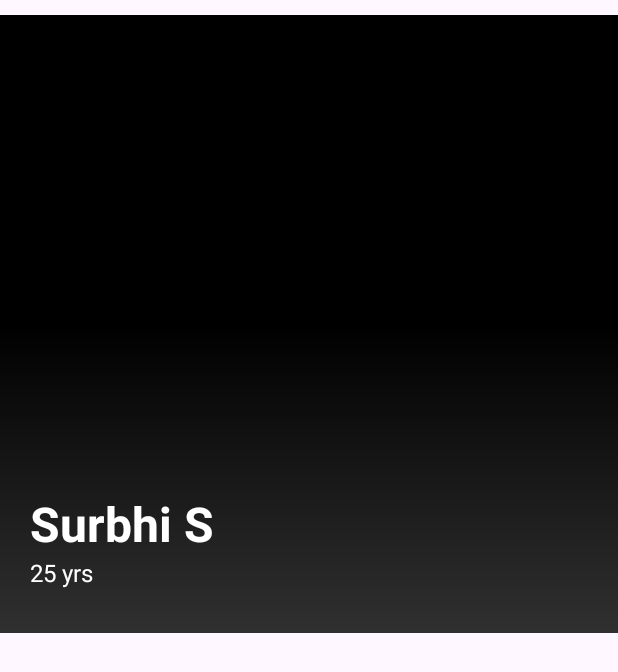
After one commit to SahilJain8872/Matrimonial-App, an Android app: the layout layout_user.xml on its own in the app's theme, with its tools: preview values and no code run, on a phone screen of 412 x 824 dp. The commit adds this screen. Shown: the top 672 px of the screen. Run offline under Robolectric (Android 15) with nearby library versions, the phone set to English and light mode, and no system bars.

Commit message:
added splash, main UI and reflected data to UI

```diff
--- a/app/build.gradle.kts
+++ b/app/build.gradle.kts
@@ -25,6 +25,9 @@ android {
                 getDefaultProguardFile("proguard-android-optimize.txt"),
                 "proguard-rules.pro"
             )
+        }
+        debug {
+            isMinifyEnabled = false
         }
     }
     compileOptions {
@@ -71,6 +74,7 @@ dependencies {
     implementation ("androidx.lifecycle:lifecycle-livedata:2.4.0")
     implementation ("androidx.lifecycle:lifecycle-runtime:2.4.0")
 
-
+    implementation ("com.github.bumptech.glide:glide:4.11.0")
+    annotationProcessor ("com.github.bumptech.glide:compiler:4.11.0")
 
 }
--- /dev/null
+++ b/app/src/main/res/drawable/curve_background.xml
@@ -0,0 +1,5 @@
+<?xml version="1.0" encoding="UTF-8"?>
+<shape xmlns:android="http://schemas.android.com/apk/res/android">
+    <stroke android:width="1dp" android:color="#B1BCBE" />
+    <corners android:radius="10dp"/>
+</shape>
--- /dev/null
+++ b/app/src/main/res/drawable/user_card_gradient.xml
@@ -0,0 +1,15 @@
+<?xml version="1.0" encoding="utf-8"?>
+<selector xmlns:android="http://schemas.android.com/apk/res/android">
+    <item>
+        <shape
+            android:shape="rectangle">
+            <gradient
+                android:type="linear"
+                android:angle="270"
+                android:startColor="#00000000"
+                android:centerColor="#00000000"
+                android:endColor="#303030">
+            </gradient>
+        </shape>
+    </item>
+</selector>
--- /dev/null
+++ b/app/src/main/res/layout/layout_user.xml
@@ -0,0 +1,71 @@
+<?xml version="1.0" encoding="utf-8"?>
+<androidx.constraintlayout.widget.ConstraintLayout xmlns:android="http://schemas.android.com/apk/res/android"
+    xmlns:tools="http://schemas.android.com/tools"
+    android:layout_width="match_parent"
+    android:layout_height="wrap_content"
+    android:layout_marginTop="10dp"
+    android:background="@drawable/curve_background"
+    xmlns:app="http://schemas.android.com/apk/res-auto">
+
+    <ImageView
+        android:id="@+id/ivUserImage"
+        android:layout_width="match_parent"
+        android:layout_height="wrap_content"
+        android:src="@color/black"
+        android:adjustViewBounds="true"
+        app:layout_constraintTop_toTopOf="parent"
+        app:layout_constraintStart_toStartOf="parent"
+        app:layout_constraintEnd_toEndOf="parent"
+        app:layout_constraintBottom_toBottomOf="parent"
+        />
+
+    <View
+        android:layout_width="0dp"
+        android:layout_height="0dp"
+        android:background="@drawable/user_card_gradient"
+        app:layout_constraintEnd_toEndOf="@id/ivUserImage"
+        app:layout_constraintStart_toStartOf="@id/ivUserImage"
+        app:layout_constraintBottom_toBottomOf="@id/ivUserImage"
+        app:layout_constraintTop_toTopOf="@id/ivUserImage"
+        />
+
+    <androidx.constraintlayout.widget.ConstraintLayout
+        android:id="@+id/layoutUserInfo"
+        android:layout_marginStart="20dp"
+        android:layout_marginBottom="30dp"
+        app:layout_constraintStart_toStartOf="parent"
+        app:layout_constraintBottom_toBottomOf="parent"
+        android:layout_width="match_parent"
+        android:layout_height="wrap_content">
+
+
+        <TextView
+            android:id="@+id/tvUsername"
+            android:layout_width="wrap_content"
+            android:layout_height="wrap_content"
+            tools:text="Surbhi S"
+            android:textColor="@color/white"
+            android:textStyle="bold"
+            android:textSize="32sp"
+            android:includeFontPadding="false"
+            app:layout_constraintStart_toStartOf="parent"
+            app:layout_constraintTop_toTopOf="parent"
+            />
+
+        <TextView
+            android:id="@+id/tvAge"
+            android:layout_width="wrap_content"
+            android:layout_height="wrap_content"
+            android:textColor="@color/white"
+            android:textSize="16sp"
+            android:includeFontPadding="false"
+            android:layout_marginTop="4dp"
+            app:layout_constraintStart_toStartOf="@id/tvUsername"
+            app:layout_constraintTop_toBottomOf="@+id/tvUsername"
+            tools:text="25 yrs" />
+
+    </androidx.constraintlayout.widget.ConstraintLayout>
+
+
+
+</androidx.constraintlayout.widget.ConstraintLayout>
--- a/app/src/main/res/values/colors.xml
+++ b/app/src/main/res/values/colors.xml
@@ -2,4 +2,5 @@
 <resources>
     <color name="black">#FF000000</color>
     <color name="white">#FFFFFFFF</color>
+    <color name="primary">#F82970</color>
 </resources>
--- a/app/src/main/res/values/strings.xml
+++ b/app/src/main/res/values/strings.xml
@@ -1,3 +1,4 @@
 <resources>
     <string name="app_name">MatrimonialApp</string>
+    <string name="matchmate">MatchMate</string>
 </resources>
```
Also changed, not shown: app/src/main/AndroidManifest.xml (+6 -2 lines), app/src/main/java/com/example/matrimonialapp/MainAdapter.kt (added, +64 -0 lines), app/src/main/java/com/example/matrimonialapp/activity/MainActivity.kt (+10 -0 lines), app/src/main/java/com/example/matrimonialapp/activity/SplashActivity.kt (added, +37 -0 lines), app/src/main/java/com/example/matrimonialapp/repository/MainRepository.kt (+16 -2 lines), app/src/main/java/com/example/matrimonialapp/viewmodel/MainViewModel.kt (+2 -16 lines), app/src/main/res/layout/activity_main.xml (+15 -3 lines), app/src/main/res/layout/activity_splash.xml (added, +35 -0 lines).
